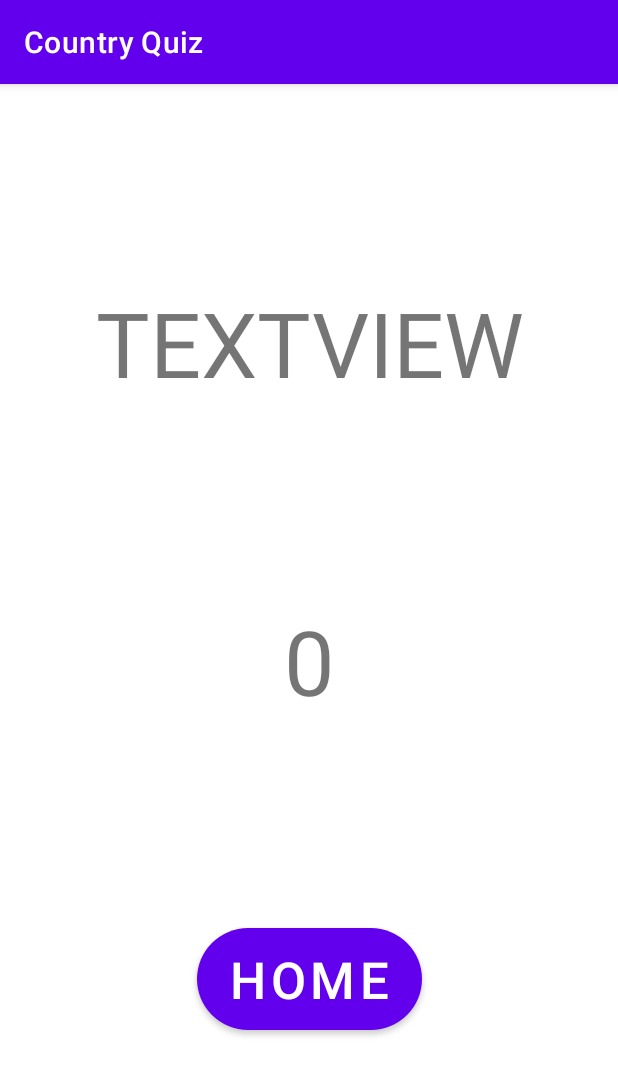
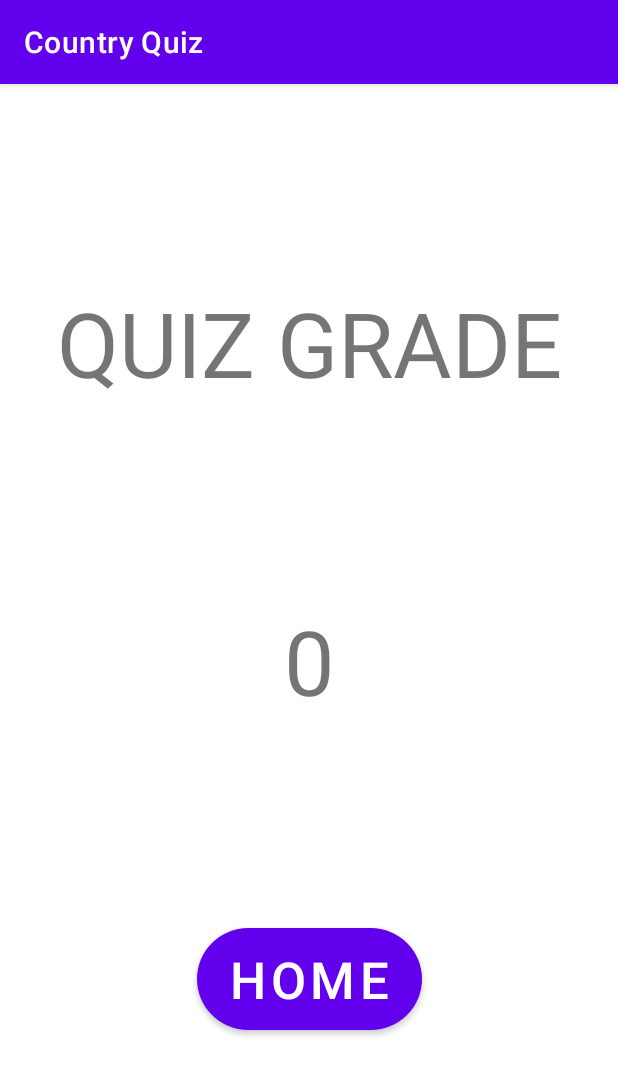
Before and after one commit to jaksonhensley/CSCI4060_Project4, an Android app: the GradePage screen opened directly, with no data from a screen before it, on a phone screen of 412 x 824 dp. Shown: the top 1075 px of the screen. Run offline under Robolectric (Android 15) with nearby library versions, the phone set to English and light mode, and no system bars.

Commit message:
Post grade to database Error on view past attempts page;

```diff
--- a/app/src/main/AndroidManifest.xml
+++ b/app/src/main/AndroidManifest.xml
@@ -20,10 +20,6 @@
             android:parentActivityName=".MainActivity"
             android:exported="false" />
         <activity
-            android:name=".NewQuiz"
-            android:parentActivityName=".MainActivity"
-            android:exported="false" />
-        <activity
             android:name=".QuestionActivity"
             android:parentActivityName=".MainActivity"
             android:exported="false" />
--- a/app/src/main/java/edu/uga/cs/countryquiz/CountriesData.java
+++ b/app/src/main/java/edu/uga/cs/countryquiz/CountriesData.java
@@ -100,6 +100,8 @@ public class CountriesData extends SQLiteOpenHelper {
 
     // This is our database
     private SQLiteDatabase db; // TODO: Do we need this?
+
+
 
     /**
      * Creates a new instance of the CountriesData class with the specified parameters.
--- a/app/src/main/java/edu/uga/cs/countryquiz/GradePage.java
+++ b/app/src/main/java/edu/uga/cs/countryquiz/GradePage.java
@@ -6,13 +6,15 @@ import android.os.Bundle;
 import android.view.View;
 import android.widget.Button;
 import android.widget.TextView;
-
 import androidx.appcompat.app.AppCompatActivity;
+import java.text.SimpleDateFormat;
+import java.util.Date;
 
 
 public class GradePage extends AppCompatActivity {
 
-    static int[] grades = QuestionActivity.getGrades();
+    int[] grades = QuestionActivity.getGrades();
+    String date = new SimpleDateFormat("dd-MM-yyyy").format(new Date());
 
 
     @Override
@@ -22,14 +24,25 @@ public class GradePage extends AppCompatActivity {
 
         int gradeTotal = 0;
 
+        //Finds views
+        TextView text = findViewById( R.id.pageText);
         TextView gradeDisplay = findViewById( R.id.gradeView);
         Button homeButton = findViewById( R.id.homeButton);
 
+        //Counts up total grade from individual question grades
         for (int i = 0; i < grades.length; i++) {
             gradeTotal += grades[i];
         }
 
+        //Displays grade
+        text.setText("Quiz Grade");
         gradeDisplay.setText(Integer.toString(gradeTotal));
+
+        //Store date and grade into database
+        CountriesData countriesData = CountriesData.getInstance(this);
+        SQLiteDatabase db = countriesData.getWritableDatabase();
+
+        countriesData.putRecord(date, gradeTotal);
 
         homeButton.setOnClickListener(new View.OnClickListener() {
             @Override
@@ -41,6 +54,8 @@ public class GradePage extends AppCompatActivity {
         });
 
 
+
+
     }
 
 
```
Also changed, not shown: app/src/main/java/edu/uga/cs/countryquiz/NewQuiz.java (deleted, +0 -14 lines).
